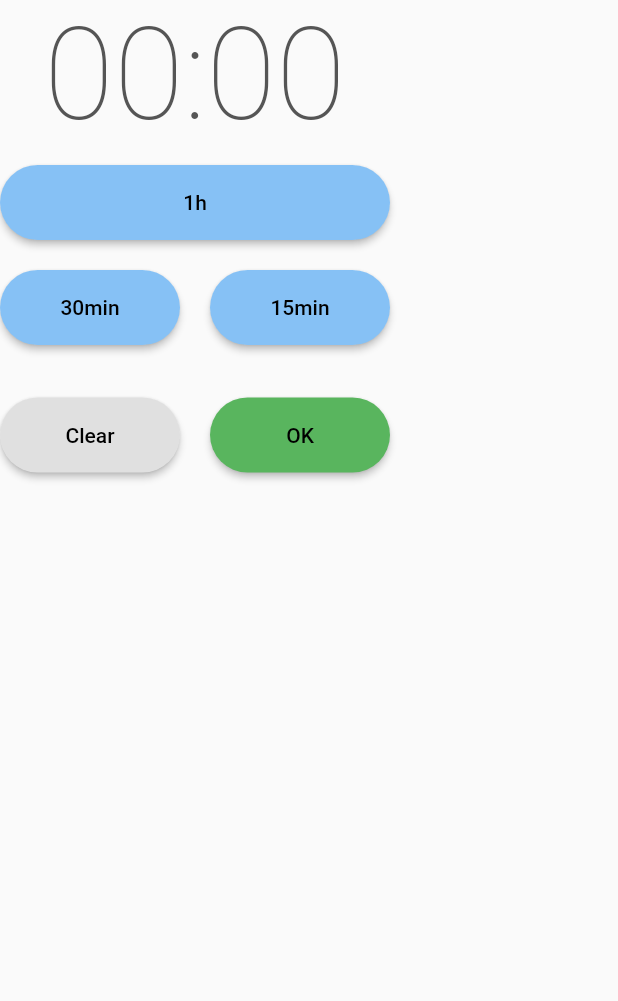
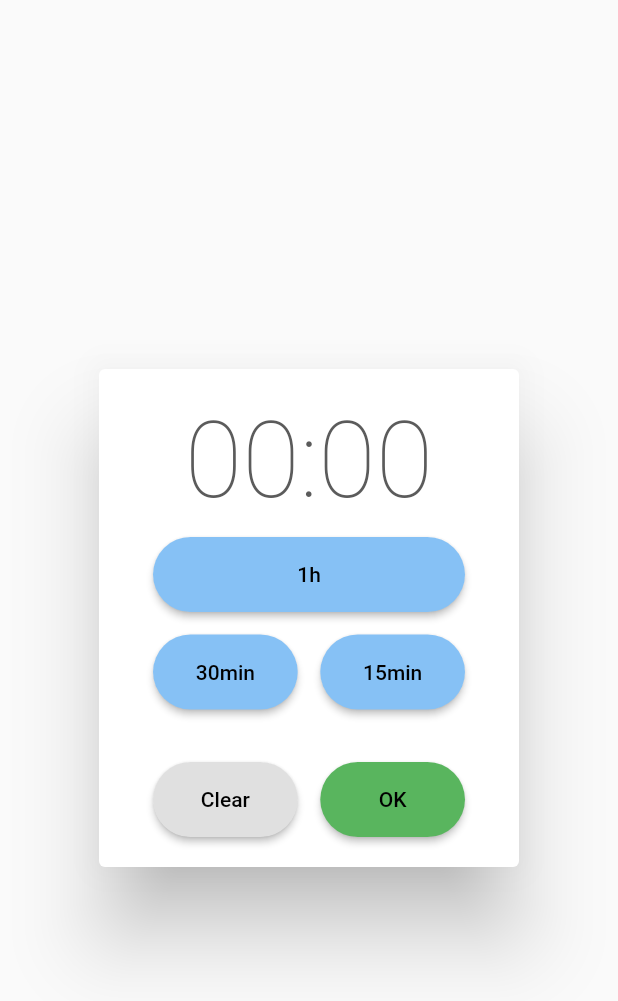
Before and after one commit to sakiso/daily_sugoroku_client, a Flutter app: the TimePicker widget shown alone on an empty page, opened directly, on a phone screen of 412 x 824 dp. Shown: the top 1001 px of the screen. Run offline on Flutter 3.47's test engine with Material 2 defaults, Android fonts, the light colour scheme and no system bars; our stand-ins replace flutter_riverpod, flutter_secure_storage; accounts and stored records are empty.

Commit message:
モーダルサイズ調整

```diff
--- a/lib/constants.dart
+++ b/lib/constants.dart
@@ -3,7 +3,7 @@ import 'package:flutter/material.dart';
 class Constants {
   // Colors
   static Color lightBlue = const Color.fromARGB(255, 134, 193, 245);
-  static Color darkGray = const Color.fromARGB(255, 85, 85, 85);
+  static Color darkGray = const Color.fromARGB(255, 91, 91, 91);
   static Color inactiveGray = const Color.fromARGB(255, 224, 224, 224);
   static Color green = const Color.fromARGB(255, 89, 181, 94);
 }
--- a/lib/pages/sugoroku_edit/components/time_picker.dart
+++ b/lib/pages/sugoroku_edit/components/time_picker.dart
@@ -13,15 +13,19 @@ class TimePicker extends ConsumerWidget {
   Widget build(BuildContext context, WidgetRef ref) {
     int _requiredTime = ref.watch(_requiredTimeProvider);
 
-    return SizedBox(
-      width: 260,
+    return SimpleDialog(
+        contentPadding: const EdgeInsets.all(12),
+        children: <Widget>[
+          SimpleDialogOption(
+            child: SizedBox(
+              width: 200,
               child: Column(
                 children: [
                   Text(
                     _formattedRequiredTime(_requiredTime),
                     style: TextStyle(
                         fontWeight: FontWeight.w200,
-                fontSize: 85,
+                        fontSize: 70,
                         color: Constants.darkGray),
                   ),
                   const SizedBox(
@@ -40,7 +44,7 @@ class TimePicker extends ConsumerWidget {
                     },
                   ),
                   const SizedBox(
-            height: 20,
+                    height: 15,
                   ),
                   Row(
                     mainAxisAlignment: MainAxisAlignment.center,
@@ -59,7 +63,7 @@ class TimePicker extends ConsumerWidget {
                         ),
                       ),
                       const SizedBox(
-                width: 20,
+                        width: 15,
                       ),
                       Expanded(
                         child: ElevatedButton(
@@ -98,7 +102,7 @@ class TimePicker extends ConsumerWidget {
                         ),
                       ),
                       const SizedBox(
-                width: 20,
+                        width: 15,
                       ),
                       Expanded(
                         child: ElevatedButton(
@@ -111,6 +115,7 @@ class TimePicker extends ConsumerWidget {
                           ),
                           onPressed: () {
                             // todo: 押すとProvider経由でStorageにデータを保存する
+                            Navigator.pop(context); //モーダルを閉じる
                           },
                         ),
                       ),
@@ -118,7 +123,9 @@ class TimePicker extends ConsumerWidget {
                   ),
                 ],
               ),
-    );
+            ),
+          ),
+        ]);
   }
 
   void _addMinutes(WidgetRef ref, int minutes) {
```
Also changed, not shown: lib/pages/sugoroku_edit/sugoroku_edit_page.dart (+11 -2 lines). Lines whose indentation alone changed are shown as unchanged.
